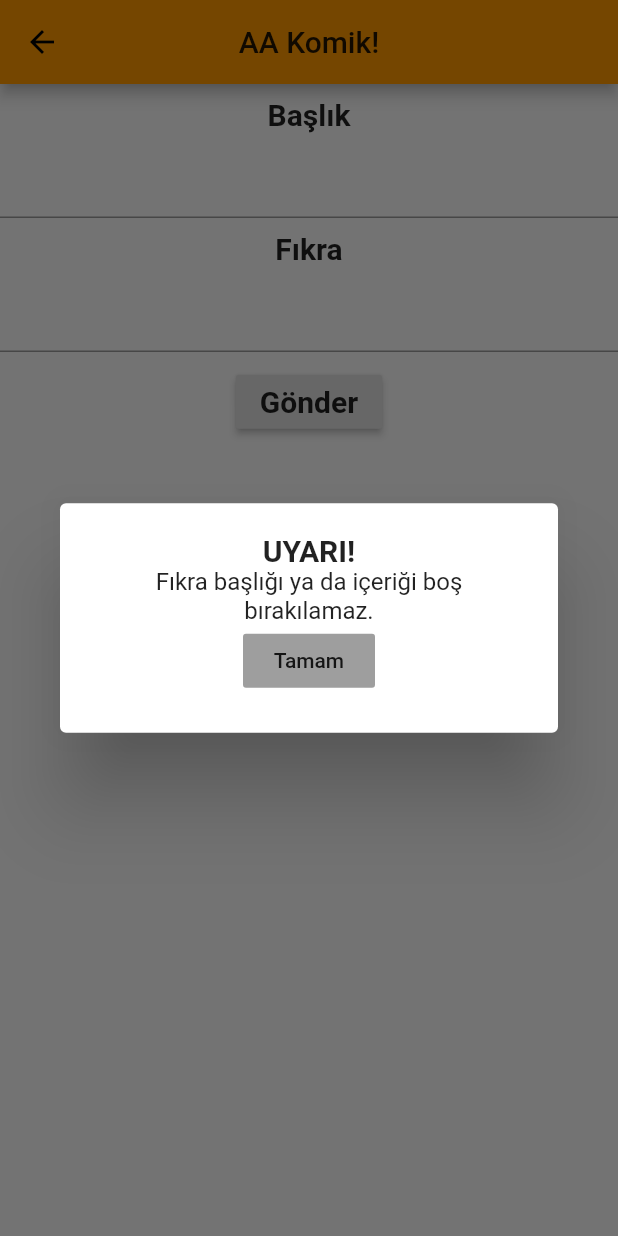
After one commit to anilulak/aakomik, a Flutter app: the Mail screen opened by its route, after a tap on "Gönder", on a phone screen of 412 x 824 dp. The commit adds this screen. Run offline on Flutter 3.47's test engine with Material 2 defaults, Android fonts, the phone set to English and light mode, and no system bars; missing offline and left inert: mailer.

Commit message:
Mail screen UI, navigation to mail send page and sending mail is added.

```diff
--- /dev/null
+++ b/lib/mail.dart
@@ -0,0 +1,300 @@
+import 'dart:async';
+
+import 'package:flutter/material.dart';
+import 'package:mailer/mailer.dart';
+
+class Mail extends StatelessWidget {
+  // This widget is the root of your application.
+
+  @override
+  Widget build(BuildContext context) {
+    return new Scaffold(
+        appBar: new AppBar(
+          centerTitle: true,
+          title: new Text('AA Komik!'),
+        ),
+        body: new MailScreen());
+  }
+}
+
+class MailScreen extends StatefulWidget {
+  @override
+  _MailScreen createState() => new _MailScreen();
+}
+
+class _MailScreen extends State<MailScreen> {
+  final controllerForJokeHeader = new TextEditingController();
+  final controllerForJokeText = new TextEditingController();
+
+  @override
+  void dispose() {
+    // Clean up the controller when the Widget is disposed
+    controllerForJokeHeader.dispose();
+    controllerForJokeText.dispose();
+    super.dispose();
+  }
+
+  void onPressed(String jokeHeader, String jokeText) {
+    print('Mail button is pressed');
+    if (jokeHeader != '' && jokeText != '') {
+      sendMail(jokeHeader, jokeText);
+      controllerForJokeHeader.clear();
+      controllerForJokeText.clear();
+      mailSentDialog(context); // mail send dialog appear.
+    } else {
+      print('Fıkra başlığı ya da içeriği boş olamaz');
+      noHeaderOrTextDialog(context);
+    }
+  }
+
+  @override
+  Widget build(BuildContext context) {
+    return new Column(
+      children: <Widget>[
+        new Container(
+          padding: new EdgeInsets.only(
+            top: MediaQuery.of(context).size.width / 45,
+          ),
+          child: new Text(
+            'Başlık',
+            style: new TextStyle(
+              fontWeight: FontWeight.bold,
+              fontSize: 20.0,
+            ),
+          ),
+        ),
+        new Container(
+          padding: new EdgeInsets.only(
+            top: MediaQuery.of(context).size.width / 45,
+          ),
+          child: new TextField(
+            controller: controllerForJokeHeader,
+            textAlign: TextAlign.center,
+          ),
+        ),
+        new Container(
+          padding: new EdgeInsets.only(
+            top: MediaQuery.of(context).size.width / 45,
+          ),
+          child: new Text(
+            'Fıkra',
+            style: new TextStyle(
+              fontWeight: FontWeight.bold,
+              fontSize: 20.0,
+            ),
+          ),
+        ),
+        new Container(
+          padding: new EdgeInsets.only(
+            top: MediaQuery.of(context).size.width / 45,
+          ),
+          child: new TextField(
+            controller: controllerForJokeText,
+            maxLines: null,
+            keyboardType: TextInputType.multiline,
+            textAlign: TextAlign.center,
+          ),
+        ),
+        new Container(
+          padding: new EdgeInsets.only(
+            top: MediaQuery.of(context).size.width / 45,
+          ),
+          child: new RaisedButton(
+            onPressed: () => onPressed(
+                controllerForJokeHeader.text, controllerForJokeText.text),
+            child: new Text('Gönder',
+                style: new TextStyle(
+                  fontWeight: FontWeight.bold,
+                  fontSize: 20.0,
+                )),
+          ),
+        )
+      ],
+    );
+  }
+}
+
+bool sendMail(String jokeHeader, String jokeText) {
+  // If you want to use an arbitrary SMTP server, go with `new SmtpOptions()`.
+  // This class below is just for convenience. There are more similar classes available.
+  var options = new GmailSmtpOptions()
+    ..username = 'your mail address' // like anil@gmail.com
+    ..password =
+        'your password'; // Note: if you have Google's "app specific passwords" enabled,
+  // you need to use one of those here.
+
+  // How you use and store passwords is up to you. Beware of storing passwords in plain.
+
+  // Create our email transport.
+  var emailTransport = new SmtpTransport(options);
+
+  // Create our mail/envelope.
+  var envelope = new Envelope()
+    ..from = 'amifailulak@gmail.com'
+    ..recipients.add('anil_ulak@hotmail.com')
+    //..bccRecipients.add('hidden@recipient.com')
+    ..subject = 'AA Komik! Yeni Fıkra.'
+    //..text = jokeHeader + jokeText
+    ..html = '<h1>' + jokeHeader + '</h1><p>' + jokeText + '</p>';
+
+  bool isSent = false;
+  // Email it.
+  emailTransport.send(envelope).then((envelope) {
+    print('Email sent!');
+    isSent = true;
+  }).catchError((e) {
+    print('Error occurred: $e');
+  });
+  return isSent;
+  //todo: note: it always returns false, it should be fixed.
+}
+
+/*Future<Null> noHeaderOrTextDialog(BuildContext context) async {
+  return showDialog<Null>(
+      context: context,
+      barrierDismissible: false, // user must tap button!
+      child: new AlertDialog(
+        title: new Text(
+          'UYARI!',
+          textAlign: TextAlign.center,
+        ),
+        content: new SingleChildScrollView(
+          child: new ListBody(
+            children: <Widget>[
+              new Text(
+                'Fıkra başlığı ya da içeriği boş bırakılamaz.',
+                textAlign: TextAlign.center,
+              ),
+            ],
+          ),
+        ),
+        actions: <Widget>[
+          new Container(
+            //alignment: Alignment.center,
+            child: new FlatButton(
+              child: new Text('Tamam'),
+              onPressed: () {
+                Navigator.of(context).pop();
+              },
+            ),
+          ),
+        ],
+      ));
+}*/
+
+void noHeaderOrTextDialog(BuildContext context) {
+  AlertDialog dialog = new AlertDialog(
+    content: new Container(
+      child: new SingleChildScrollView(
+        child: new Column(
+          children: <Widget>[
+            new Container(
+              child: new Text(
+                'UYARI!',
+                textAlign: TextAlign.center,
+                style: new TextStyle(
+                  fontWeight: FontWeight.bold,
+                  fontSize: 20.0,
+                ),
+              ),
+            ),
+            new Container(
+              child: new Text(
+                'Fıkra başlığı ya da içeriği boş bırakılamaz.',
+                textAlign: TextAlign.center,
+              ),
+            ),
+            new Container(
+              child: new FlatButton(
+                color: Colors.grey,
+                child: new Text('Tamam'),
+                onPressed: () {
+                  Navigator.of(context).pop();
+                },
+              ),
+            ),
+          ],
+        ),
+      ),
+    ),
+  );
+  showDialog(context: context, child: dialog);
+}
+
+void mailSentDialog(BuildContext context) {
+  AlertDialog dialog = new AlertDialog(
+    content: new Container(
+      child: new SingleChildScrollView(
+        child: new Column(
+          children: <Widget>[
+            new Container(
+              child: new Text(
+                'UYARI!',
+                textAlign: TextAlign.center,
+                style: new TextStyle(
+                  fontWeight: FontWeight.bold,
+                  fontSize: 20.0,
+                ),
+              ),
+            ),
+            new Container(
+              child: new Text(
+                'Mail gönderme başarılı(büyük ihtimalle)!',
+                textAlign: TextAlign.center,
+              ),
+            ),
+            new Container(
+              child: new FlatButton(
+                color: Colors.grey,
+                child: new Text('Tamam'),
+                onPressed: () {
+                  Navigator.of(context).pop();
+                },
+              ),
+            ),
+          ],
+        ),
+      ),
+    ),
+  );
+  showDialog(context: context, child: dialog);
+}
+
+void mailNotSentDialog(BuildContext context) {
+  AlertDialog dialog = new AlertDialog(
+    content: new Container(
+      child: new SingleChildScrollView(
+        child: new Column(
+          children: <Widget>[
+            new Container(
+              child: new Text(
+                'UYARI!',
+                textAlign: TextAlign.center,
+                style: new TextStyle(
+                  fontWeight: FontWeight.bold,
+                  fontSize: 20.0,
+                ),
+              ),
+            ),
+            new Container(
+              child: new Text(
+                'Mail gönderme başarılı olmadı, lütfen tekrar deneyiniz.',
+                textAlign: TextAlign.center,
+              ),
+            ),
+            new Container(
+              child: new FlatButton(
+                color: Colors.grey,
+                child: new Text('Tamam'),
+                onPressed: () {
+                  Navigator.of(context).pop();
+                },
+              ),
+            ),
+          ],
+        ),
+      ),
+    ),
+  );
+  showDialog(context: context, child: dialog);
+}
--- a/pubspec.yaml
+++ b/pubspec.yaml
@@ -5,6 +5,7 @@ dependencies:
   flutter:
     sdk: flutter
   path_provider: "^0.3.1"
+  mailer: "^1.1.4"
   # The following adds the Cupertino Icons font to your application.
   # Use with the CupertinoIcons class for iOS style icons.
   cupertino_icons: ^0.1.0
```
Also changed, not shown: lib/main.dart (+5 -7 lines).
